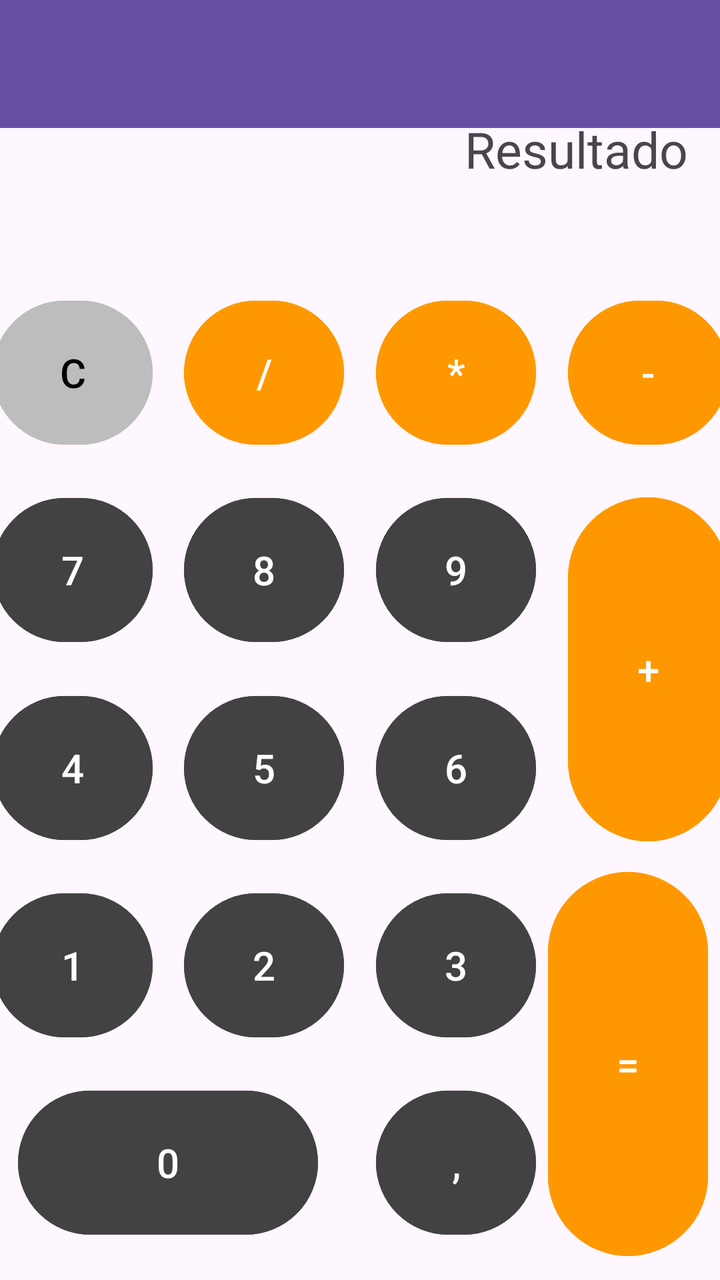
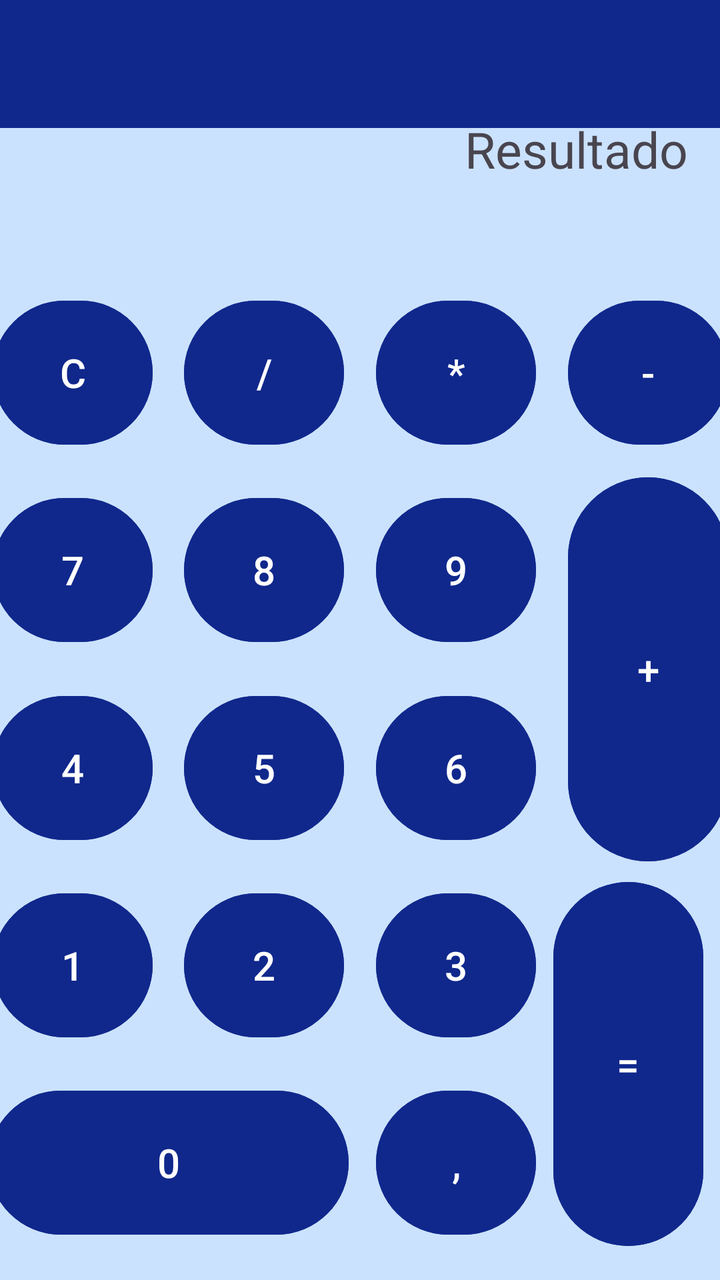

Before-and-after screenshots of an Android layout around one commit, followed by the original layout XML and the change that was made.
<!-- AndroidManifest.xml: application theme Theme.PracticaAndroid -->
<!-- res/layout/activity_calculadora.xml -->
<?xml version="1.0" encoding="utf-8"?>
<androidx.constraintlayout.widget.ConstraintLayout xmlns:android="http://schemas.android.com/apk/res/android"
    xmlns:app="http://schemas.android.com/apk/res-auto"
    xmlns:tools="http://schemas.android.com/tools"
    android:id="@+id/main"
    android:layout_width="match_parent"
    android:layout_height="match_parent"
    tools:context=".datosCalculadora.CalculadoraActivity"
    tools:layout_editor_absoluteX="-3dp"
    tools:layout_editor_absoluteY="48dp">

    <androidx.appcompat.widget.Toolbar
        android:id="@+id/toolbarCalculadora"
        android:layout_width="match_parent"
        android:layout_height="wrap_content"
        android:background="?attr/colorPrimary"
        android:minHeight="?attr/actionBarSize"
        android:theme="?attr/actionBarTheme"
        app:layout_constraintEnd_toEndOf="parent"
        app:layout_constraintStart_toStartOf="parent"
        app:layout_constraintTop_toTopOf="parent" />

    <TextView
        android:id="@+id/textView"
        android:layout_width="0dp"
        android:layout_height="70dp"
        android:layout_marginStart="16dp"
        android:layout_marginTop="55dp"
        android:layout_marginEnd="16dp"
        android:text="Resultado"
        android:textAlignment="textEnd"
        android:textSize="25sp"
        app:layout_constraintBottom_toTopOf="@+id/bClear"
        app:layout_constraintEnd_toEndOf="parent"
        app:layout_constraintStart_toStartOf="parent"
        app:layout_constraintTop_toTopOf="parent" />

    <Button
        android:id="@+id/bClear"
        android:layout_width="80dp"
        android:layout_height="80dp"
        android:layout_marginStart="16dp"
        android:layout_marginTop="16dp"
        android:layout_marginEnd="16dp"
        android:layout_marginBottom="16dp"
        android:textSize="20sp"
        android:text="C"
        android:backgroundTint="#BDBDBD"
        android:textColor="#000000"
        android:textColorLink="#FFFFFF"
        app:layout_constraintBottom_toTopOf="@+id/bNum7"
        app:layout_constraintEnd_toStartOf="@+id/bDivision"
        app:layout_constraintHorizontal_bias="0.5"
        app:layout_constraintStart_toStartOf="parent"
        app:layout_constraintTop_toBottomOf="@+id/textView" />

    <Button
        android:id="@+id/bMultiplicacion"
        android:layout_width="80dp"
        android:layout_height="80dp"
        android:layout_marginEnd="16dp"
        android:textSize="20sp"
        android:text="*"
        android:backgroundTint="#FF9800"
        android:textColor="#FFFFFF"
        app:layout_constraintBottom_toBottomOf="@+id/bDivision"
        app:layout_constraintEnd_toStartOf="@+id/bResta"
        app:layout_constraintHorizontal_bias="0.5"
        app:layout_constraintStart_toEndOf="@+id/bDivision"
        app:layout_constraintTop_toTopOf="@+id/bDivision" />

    <Button
        android:id="@+id/bNum6"
        android:layout_width="80dp"
        android:layout_height="80dp"
        android:textSize="20sp"
        android:text="6"
        android:backgroundTint="#424242"
        android:textColor="#FFFFFF"
        app:layout_constraintBottom_toBottomOf="@+id/bNum5"
        app:layout_constraintEnd_toEndOf="@+id/bNum9"
        app:layout_constraintStart_toStartOf="@+id/bNum9"
        app:layout_constraintTop_toTopOf="@+id/bNum5"
        app:layout_constraintVertical_bias="0.0" />

    <Button
        android:id="@+id/bComa"
        android:layout_width="80dp"
        android:layout_height="80dp"
        android:textSize="20sp"
        android:text=","
        android:backgroundTint="#424242"
        android:textColor="#FFFFFF"
        app:layout_constraintBottom_toBottomOf="@+id/bNum0"
        app:layout_constraintEnd_toEndOf="@+id/bNum3"
        app:layout_constraintStart_toStartOf="@+id/bNum3"
        app:layout_constraintTop_toTopOf="@+id/bNum0" />

    <Button
        android:id="@+id/bDivision"
        android:layout_width="80dp"
        android:layout_height="80dp"
        android:layout_marginEnd="16dp"
        android:textSize="20sp"
        android:text="/"
        android:backgroundTint="#FF9800"
        android:textColor="#FFFFFF"
        app:layout_constraintBottom_toBottomOf="@+id/bClear"
        app:layout_constraintEnd_toStartOf="@+id/bMultiplicacion"
        app:layout_constraintHorizontal_bias="0.5"
        app:layout_constraintStart_toEndOf="@+id/bClear"
        app:layout_constraintTop_toTopOf="@+id/bClear" />

    <Button
        android:id="@+id/bNum8"
        android:layout_width="80dp"
        android:layout_height="80dp"
        android:textSize="20sp"
        android:text="8"
        android:backgroundTint="#424242"
        android:textColor="#FFFFFF"
        app:layout_constraintBottom_toBottomOf="@+id/bNum7"
        app:layout_constraintEnd_toEndOf="@+id/bDivision"
        app:layout_constraintStart_toStartOf="@+id/bDivision"
        app:layout_constraintTop_toTopOf="@+id/bNum7" />

    <Button
        android:id="@+id/bNum5"
        android:layout_width="80dp"
        android:layout_height="80dp"
        android:textSize="20sp"
        android:text="5"
        android:backgroundTint="#424242"
        android:textColor="#FFFFFF"
        app:layout_constraintBottom_toBottomOf="@+id/bNum4"
        app:layout_constraintEnd_toEndOf="@+id/bNum8"
        app:layout_constraintStart_toStartOf="@+id/bNum8"
        app:layout_constraintTop_toTopOf="@+id/bNum4" />

    <Button
        android:id="@+id/bNum3"
        android:layout_width="80dp"
        android:layout_height="80dp"
        android:textSize="20sp"
        android:text="3"
        android:backgroundTint="#424242"
        android:textColor="#FFFFFF"
        app:layout_constraintBottom_toBottomOf="@+id/bNum2"
        app:layout_constraintEnd_toEndOf="@+id/bNum6"
        app:layout_constraintStart_toStartOf="@+id/bNum6"
        app:layout_constraintTop_toTopOf="@+id/bNum2" />

    <Button
        android:id="@+id/bSuma"
        android:layout_width="80dp"
        android:layout_height="180dp"
        android:backgroundTint="#FF9800"
        android:text="+"
        android:textColor="#FFFFFF"
        android:textSize="20sp"
        app:layout_constraintBottom_toBottomOf="@+id/bNum6"
        app:layout_constraintEnd_toEndOf="@+id/bResta"
        app:layout_constraintStart_toStartOf="@+id/bResta"
        app:layout_constraintTop_toTopOf="@+id/bNum9" />


    <Button
        android:id="@+id/bIgual"
        android:layout_width="80dp"
        android:layout_height="200dp"
        android:layout_marginEnd="16dp"
        android:backgroundTint="#FF9800"
        android:text="="
        android:textColor="#FFFFFF"
        android:textSize="20sp"
        app:layout_constraintBottom_toBottomOf="@+id/bComa"
        app:layout_constraintEnd_toEndOf="parent"
        app:layout_constraintStart_toStartOf="@+id/bSuma"
        app:layout_constraintTop_toTopOf="@+id/bNum3" />

    <Button
        android:id="@+id/bNum9"
        android:layout_width="80dp"
        android:layout_height="80dp"
        android:textSize="20sp"
        android:text="9"
        android:backgroundTint="#424242"
        android:textColor="#FFFFFF"
        app:layout_constraintBottom_toBottomOf="@+id/bNum8"
        app:layout_constraintEnd_toEndOf="@+id/bMultiplicacion"
        app:layout_constraintStart_toStartOf="@+id/bMultiplicacion"
        app:layout_constraintTop_toTopOf="@+id/bNum8" />

    <Button
        android:id="@+id/bNum2"
        android:layout_width="80dp"
        android:layout_height="80dp"
        android:textSize="20sp"
        android:text="2"
        android:backgroundTint="#424242"
        android:textColor="#FFFFFF"
        app:layout_constraintBottom_toBottomOf="@+id/bNum1"
        app:layout_constraintEnd_toEndOf="@+id/bNum5"
        app:layout_constraintStart_toStartOf="@+id/bNum5"
        app:layout_constraintTop_toTopOf="@+id/bNum1" />

    <Button
        android:id="@+id/bResta"
        android:layout_width="80dp"
        android:layout_height="80dp"
        android:layout_marginEnd="16dp"
        android:backgroundTint="#FF9800"
        android:text="-"
        android:textColor="#FFFFFF"
        android:textSize="20sp"
        app:layout_constraintBottom_toBottomOf="@+id/bMultiplicacion"
        app:layout_constraintEnd_toEndOf="parent"
        app:layout_constraintHorizontal_bias="0.5"
        app:layout_constraintStart_toEndOf="@+id/bMultiplicacion"
        app:layout_constraintTop_toTopOf="@+id/bMultiplicacion" />

    <Button
        android:id="@+id/bNum7"
        android:layout_width="80dp"
        android:layout_height="80dp"
        android:layout_marginBottom="16dp"
        android:textSize="20sp"
        android:text="7"
        android:backgroundTint="#424242"
        android:textColor="#FFFFFF"
        app:layout_constraintBottom_toTopOf="@+id/bNum4"
        app:layout_constraintEnd_toEndOf="@+id/bClear"
        app:layout_constraintStart_toStartOf="@+id/bClear"
        app:layout_constraintTop_toBottomOf="@+id/bClear" />

    <Button
        android:id="@+id/bNum4"
        android:layout_width="80dp"
        android:layout_height="80dp"
        android:layout_marginBottom="16dp"
        android:textSize="20sp"
        android:text="4"
        android:backgroundTint="#424242"
        android:textColor="#FFFFFF"
        app:layout_constraintBottom_toTopOf="@+id/bNum1"
        app:layout_constraintEnd_toEndOf="@+id/bNum7"
        app:layout_constraintStart_toStartOf="@+id/bNum7"
        app:layout_constraintTop_toBottomOf="@+id/bNum7" />

    <Button
        android:id="@+id/bNum0"
        android:layout_width="150dp"
        android:layout_height="80dp"
        android:layout_marginBottom="16dp"
        android:backgroundTint="#424242"
        android:text="0"
        android:textColor="#FFFFFF"
        android:textSize="20sp"
        app:layout_constraintBottom_toBottomOf="parent"
        app:layout_constraintEnd_toEndOf="@+id/bNum2"
        app:layout_constraintStart_toStartOf="@+id/bNum1"
        app:layout_constraintTop_toBottomOf="@+id/bNum1" />

    <Button
        android:id="@+id/bNum1"
        android:layout_width="80dp"
        android:layout_height="80dp"
        android:layout_marginBottom="16dp"
        android:textSize="20sp"
        android:text="1"
        android:backgroundTint="#424242"
        android:textColor="#FFFFFF"
        app:layout_constraintBottom_toTopOf="@+id/bNum0"
        app:layout_constraintEnd_toEndOf="@+id/bNum4"
        app:layout_constraintStart_toStartOf="@+id/bNum4"
        app:layout_constraintTop_toBottomOf="@+id/bNum4" />

</androidx.constraintlayout.widget.ConstraintLayout>
<!-- resources referenced by this layout -->
<resources>
  <style name="Theme.PracticaAndroid" parent="Base.Theme.PracticaAndroid" />
  <style name="Base.Theme.PracticaAndroid" parent="Theme.Material3.DayNight.NoActionBar">
          
          
      </style>
</resources>

<!-- the commit's change to res/layout/activity_calculadora.xml (unified diff, before → after) -->
@@ -5,6 +5,7 @@
     android:id="@+id/main"
     android:layout_width="match_parent"
     android:layout_height="match_parent"
+    android:background="@color/lightblue"
     tools:context=".datosCalculadora.CalculadoraActivity"
     tools:layout_editor_absoluteX="-3dp"
     tools:layout_editor_absoluteY="48dp">
@@ -13,7 +14,7 @@
         android:id="@+id/toolbarCalculadora"
         android:layout_width="match_parent"
         android:layout_height="wrap_content"
-        android:background="?attr/colorPrimary"
+        android:background="@color/blue"
         android:minHeight="?attr/actionBarSize"
         android:theme="?attr/actionBarTheme"
         app:layout_constraintEnd_toEndOf="parent"
@@ -43,11 +44,11 @@
         android:layout_marginTop="16dp"
         android:layout_marginEnd="16dp"
         android:layout_marginBottom="16dp"
-        android:textSize="20sp"
+        android:backgroundTint="@color/blue"
         android:text="C"
-        android:backgroundTint="#BDBDBD"
-        android:textColor="#000000"
+        android:textColor="@color/white"
         android:textColorLink="#FFFFFF"
+        android:textSize="20sp"
         app:layout_constraintBottom_toTopOf="@+id/bNum7"
         app:layout_constraintEnd_toStartOf="@+id/bDivision"
         app:layout_constraintHorizontal_bias="0.5"
@@ -59,10 +60,10 @@
         android:layout_width="80dp"
         android:layout_height="80dp"
         android:layout_marginEnd="16dp"
-        android:textSize="20sp"
+        android:backgroundTint="@color/blue"
         android:text="*"
-        android:backgroundTint="#FF9800"
-        android:textColor="#FFFFFF"
+        android:textColor="#FFFFFF"
+        android:textSize="20sp"
         app:layout_constraintBottom_toBottomOf="@+id/bDivision"
         app:layout_constraintEnd_toStartOf="@+id/bResta"
         app:layout_constraintHorizontal_bias="0.5"
@@ -73,10 +74,10 @@
         android:id="@+id/bNum6"
         android:layout_width="80dp"
         android:layout_height="80dp"
-        android:textSize="20sp"
+        android:backgroundTint="@color/blue"
         android:text="6"
-        android:backgroundTint="#424242"
-        android:textColor="#FFFFFF"
+        android:textColor="#FFFFFF"
+        android:textSize="20sp"
         app:layout_constraintBottom_toBottomOf="@+id/bNum5"
         app:layout_constraintEnd_toEndOf="@+id/bNum9"
         app:layout_constraintStart_toStartOf="@+id/bNum9"
@@ -87,10 +88,10 @@
         android:id="@+id/bComa"
         android:layout_width="80dp"
         android:layout_height="80dp"
-        android:textSize="20sp"
+        android:backgroundTint="@color/blue"
         android:text=","
-        android:backgroundTint="#424242"
-        android:textColor="#FFFFFF"
+        android:textColor="#FFFFFF"
+        android:textSize="20sp"
         app:layout_constraintBottom_toBottomOf="@+id/bNum0"
         app:layout_constraintEnd_toEndOf="@+id/bNum3"
         app:layout_constraintStart_toStartOf="@+id/bNum3"
@@ -101,10 +102,10 @@
         android:layout_width="80dp"
         android:layout_height="80dp"
         android:layout_marginEnd="16dp"
-        android:textSize="20sp"
+        android:backgroundTint="@color/blue"
         android:text="/"
-        android:backgroundTint="#FF9800"
-        android:textColor="#FFFFFF"
+        android:textColor="#FFFFFF"
+        android:textSize="20sp"
         app:layout_constraintBottom_toBottomOf="@+id/bClear"
         app:layout_constraintEnd_toStartOf="@+id/bMultiplicacion"
         app:layout_constraintHorizontal_bias="0.5"
@@ -115,10 +116,10 @@
         android:id="@+id/bNum8"
         android:layout_width="80dp"
         android:layout_height="80dp"
-        android:textSize="20sp"
+        android:backgroundTint="@color/blue"
         android:text="8"
-        android:backgroundTint="#424242"
-        android:textColor="#FFFFFF"
+        android:textColor="#FFFFFF"
+        android:textSize="20sp"
         app:layout_constraintBottom_toBottomOf="@+id/bNum7"
         app:layout_constraintEnd_toEndOf="@+id/bDivision"
         app:layout_constraintStart_toStartOf="@+id/bDivision"
@@ -128,10 +129,10 @@
         android:id="@+id/bNum5"
         android:layout_width="80dp"
         android:layout_height="80dp"
-        android:textSize="20sp"
+        android:backgroundTint="@color/blue"
         android:text="5"
-        android:backgroundTint="#424242"
-        android:textColor="#FFFFFF"
+        android:textColor="#FFFFFF"
+        android:textSize="20sp"
         app:layout_constraintBottom_toBottomOf="@+id/bNum4"
         app:layout_constraintEnd_toEndOf="@+id/bNum8"
         app:layout_constraintStart_toStartOf="@+id/bNum8"
@@ -141,10 +142,10 @@
         android:id="@+id/bNum3"
         android:layout_width="80dp"
         android:layout_height="80dp"
-        android:textSize="20sp"
+        android:backgroundTint="@color/blue"
         android:text="3"
-        android:backgroundTint="#424242"
-        android:textColor="#FFFFFF"
+        android:textColor="#FFFFFF"
+        android:textSize="20sp"
         app:layout_constraintBottom_toBottomOf="@+id/bNum2"
         app:layout_constraintEnd_toEndOf="@+id/bNum6"
         app:layout_constraintStart_toStartOf="@+id/bNum6"
@@ -153,8 +154,8 @@
     <Button
         android:id="@+id/bSuma"
         android:layout_width="80dp"
-        android:layout_height="180dp"
-        android:backgroundTint="#FF9800"
+        android:layout_height="200dp"
+        android:backgroundTint="@color/blue"
         android:text="+"
         android:textColor="#FFFFFF"
         android:textSize="20sp"
@@ -166,10 +167,10 @@
 
     <Button
         android:id="@+id/bIgual"
-        android:layout_width="80dp"
-        android:layout_height="200dp"
-        android:layout_marginEnd="16dp"
-        android:backgroundTint="#FF9800"
+        android:layout_width="75dp"
+        android:layout_height="190dp"
+        android:layout_marginEnd="16dp"
+        android:backgroundTint="@color/blue"
         android:text="="
         android:textColor="#FFFFFF"
         android:textSize="20sp"
@@ -182,10 +183,10 @@
         android:id="@+id/bNum9"
         android:layout_width="80dp"
         android:layout_height="80dp"
-        android:textSize="20sp"
+        android:backgroundTint="@color/blue"
         android:text="9"
-        android:backgroundTint="#424242"
-        android:textColor="#FFFFFF"
+        android:textColor="#FFFFFF"
+        android:textSize="20sp"
         app:layout_constraintBottom_toBottomOf="@+id/bNum8"
         app:layout_constraintEnd_toEndOf="@+id/bMultiplicacion"
         app:layout_constraintStart_toStartOf="@+id/bMultiplicacion"
@@ -195,10 +196,10 @@
         android:id="@+id/bNum2"
         android:layout_width="80dp"
         android:layout_height="80dp"
-        android:textSize="20sp"
+        android:backgroundTint="@color/blue"
         android:text="2"
-        android:backgroundTint="#424242"
-        android:textColor="#FFFFFF"
+        android:textColor="#FFFFFF"
+        android:textSize="20sp"
         app:layout_constraintBottom_toBottomOf="@+id/bNum1"
         app:layout_constraintEnd_toEndOf="@+id/bNum5"
         app:layout_constraintStart_toStartOf="@+id/bNum5"
@@ -209,7 +210,7 @@
         android:layout_width="80dp"
         android:layout_height="80dp"
         android:layout_marginEnd="16dp"
-        android:backgroundTint="#FF9800"
+        android:backgroundTint="@color/blue"
         android:text="-"
         android:textColor="#FFFFFF"
         android:textSize="20sp"
@@ -224,10 +225,10 @@
         android:layout_width="80dp"
         android:layout_height="80dp"
         android:layout_marginBottom="16dp"
-        android:textSize="20sp"
+        android:backgroundTint="@color/blue"
         android:text="7"
-        android:backgroundTint="#424242"
-        android:textColor="#FFFFFF"
+        android:textColor="#FFFFFF"
+        android:textSize="20sp"
         app:layout_constraintBottom_toTopOf="@+id/bNum4"
         app:layout_constraintEnd_toEndOf="@+id/bClear"
         app:layout_constraintStart_toStartOf="@+id/bClear"
@@ -238,10 +239,10 @@
         android:layout_width="80dp"
         android:layout_height="80dp"
         android:layout_marginBottom="16dp"
-        android:textSize="20sp"
+        android:backgroundTint="@color/blue"
         android:text="4"
-        android:backgroundTint="#424242"
-        android:textColor="#FFFFFF"
+        android:textColor="#FFFFFF"
+        android:textSize="20sp"
         app:layout_constraintBottom_toTopOf="@+id/bNum1"
         app:layout_constraintEnd_toEndOf="@+id/bNum7"
         app:layout_constraintStart_toStartOf="@+id/bNum7"
@@ -249,10 +250,10 @@
 
     <Button
         android:id="@+id/bNum0"
-        android:layout_width="150dp"
-        android:layout_height="80dp"
-        android:layout_marginBottom="16dp"
-        android:backgroundTint="#424242"
+        android:layout_width="180dp"
+        android:layout_height="80dp"
+        android:layout_marginBottom="16dp"
+        android:backgroundTint="@color/blue"
         android:text="0"
         android:textColor="#FFFFFF"
         android:textSize="20sp"
@@ -266,10 +267,10 @@
         android:layout_width="80dp"
         android:layout_height="80dp"
         android:layout_marginBottom="16dp"
-        android:textSize="20sp"
+        android:backgroundTint="@color/blue"
         android:text="1"
-        android:backgroundTint="#424242"
-        android:textColor="#FFFFFF"
+        android:textColor="#FFFFFF"
+        android:textSize="20sp"
         app:layout_constraintBottom_toTopOf="@+id/bNum0"
         app:layout_constraintEnd_toEndOf="@+id/bNum4"
         app:layout_constraintStart_toStartOf="@+id/bNum4"
<!-- resource entries referenced after the edit -->
@@ -1,5 +1,8 @@
 <!-- resources referenced by this layout -->
 <resources>
+  <color name="blue">#10288C</color>
+  <color name="lightblue">#CBE2FE</color>
+  <color name="white">#FFFFFFFF</color>
   <style name="Theme.PracticaAndroid" parent="Base.Theme.PracticaAndroid" />
   <style name="Base.Theme.PracticaAndroid" parent="Theme.Material3.DayNight.NoActionBar">
           
